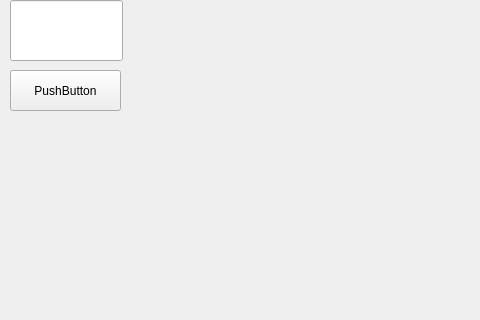
Above: mainwindow.ui from Wooferpenza/HMI before the change; both pictures show x 0 to 480 and y 99 to 419 of the 800 by 600 pixel window. Below: the same form after it.
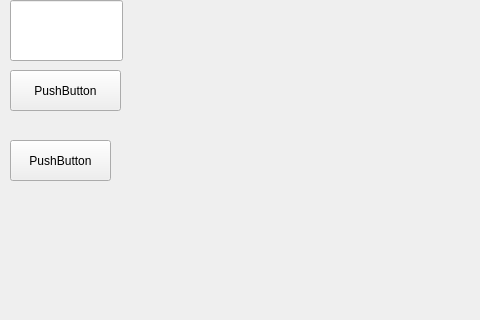
That is the form after the change. Custom widgets are drawn as their Qt base class.

Commit message: Появилась вторая кнопка

What changed in the file:
```diff
--- a/mainwindow.ui
+++ b/mainwindow.ui
@@ -78,6 +78,19 @@
      <string>PushButton</string>
     </property>
    </widget>
+   <widget class="ToggleButton" name="toggleButtonEnable">
+    <property name="geometry">
+     <rect>
+      <x>10</x>
+      <y>220</y>
+      <width>101</width>
+      <height>41</height>
+     </rect>
+    </property>
+    <property name="text">
+     <string>PushButton</string>
+    </property>
+   </widget>
   </widget>
   <widget class="QMenuBar" name="menubar">
    <property name="geometry">
@@ -114,6 +127,11 @@
    <extends>QPushButton</extends>
    <header>momentarybutton.h</header>
   </customwidget>
+  <customwidget>
+   <class>ToggleButton</class>
+   <extends>QPushButton</extends>
+   <header>togglebutton.h</header>
+  </customwidget>
  </customwidgets>
  <resources/>
  <connections/>
```
The commit also changes 4 other files.
